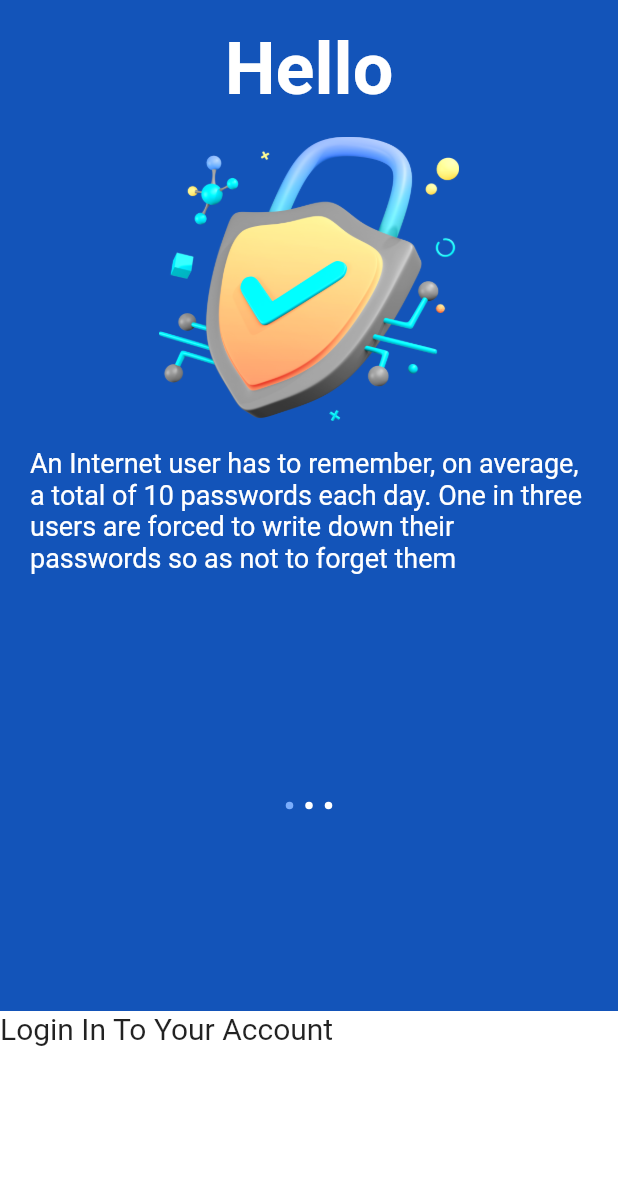
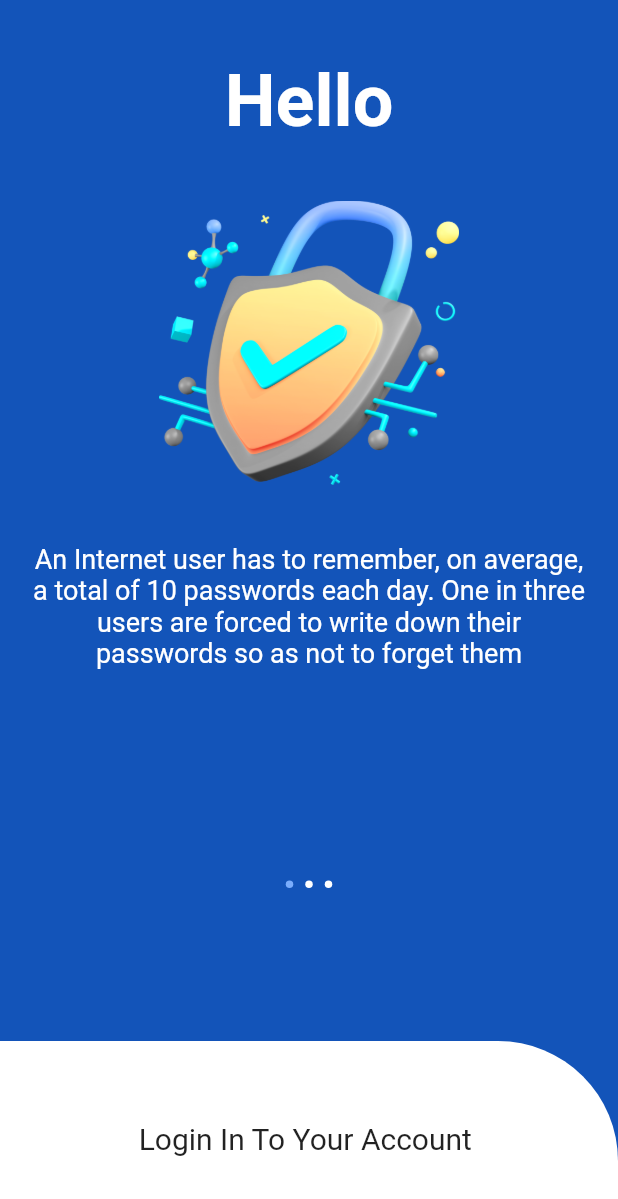
Before and after one commit to JanetteIsasa/password_manager_app, a Flutter app: the screen it shows after launch, on a phone screen of 412 x 824 dp. Shown: the top 1199 px of the screen. Run offline on Flutter 3.47's test engine with Material 2 defaults, Android fonts, the light colour scheme and no system bars.

Commit message:
add welcome partial view

```diff
--- a/lib/welcome.dart
+++ b/lib/welcome.dart
@@ -33,7 +33,7 @@ class Welcome extends StatelessWidget {
       Container(
         padding: EdgeInsets.only(left: 20.0, right: 20.0),
         width: double.infinity,
-        height: 400,
+        height: 485,
 
         child: Column(
           mainAxisAlignment: MainAxisAlignment.spaceEvenly,
@@ -46,6 +46,7 @@ class Welcome extends StatelessWidget {
             //Lottie.asset("assets/lottie/security-pay.json"),
             const Text(
               "An Internet user has to remember, on average, a total of 10 passwords each day. One in three users are forced to write down their passwords so as not to forget them",
+              textAlign: TextAlign.center,
               style: TextStyle(
                 fontSize: 18.0,
                 color: Colors.white,
@@ -58,9 +59,9 @@ class Welcome extends StatelessWidget {
     );
   }
   Widget buildBullets() {
-    return Padding(
-      padding: EdgeInsets.all(8),
-
+    return Container(
+      color: AppColors.primary,
+      height: 40,
       child: Row(
         mainAxisAlignment: MainAxisAlignment.center,
         children: [
@@ -95,21 +96,27 @@ class Welcome extends StatelessWidget {
   }
 
   Widget contentBut(){
-    return Center(
-      child: Container(
+    return Container(
         width: double.infinity,
-        height: 150,
-        color: Colors.white,
+        height: 130,
+        decoration: const BoxDecoration(
+            color: Colors.white,
+            borderRadius: BorderRadius.only(
+              topRight: Radius.circular(80),
 
+            )
+        ),
+        alignment: Alignment.center,
         child: const Text(
-          "Login In To Your Account ",
-          style: TextStyle(
+            "Login In To Your Account ",
+            style: TextStyle(
             fontSize: 20,
           ),
         ),
-      )
 
 
     );
+
+
   }
 }
```
